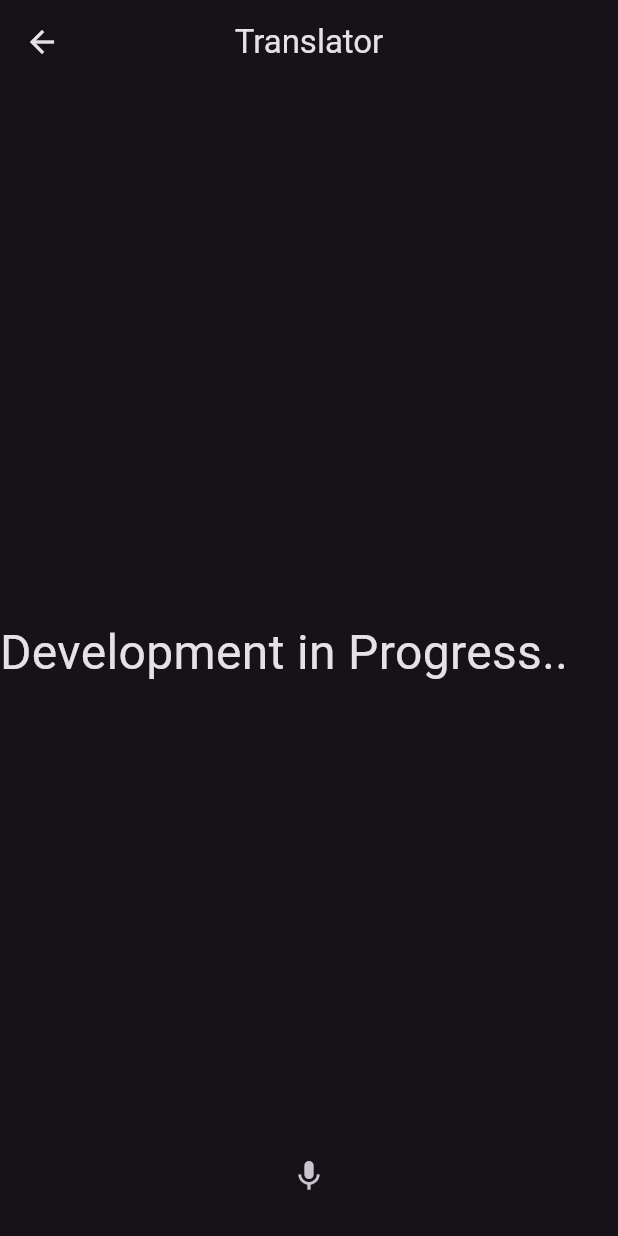
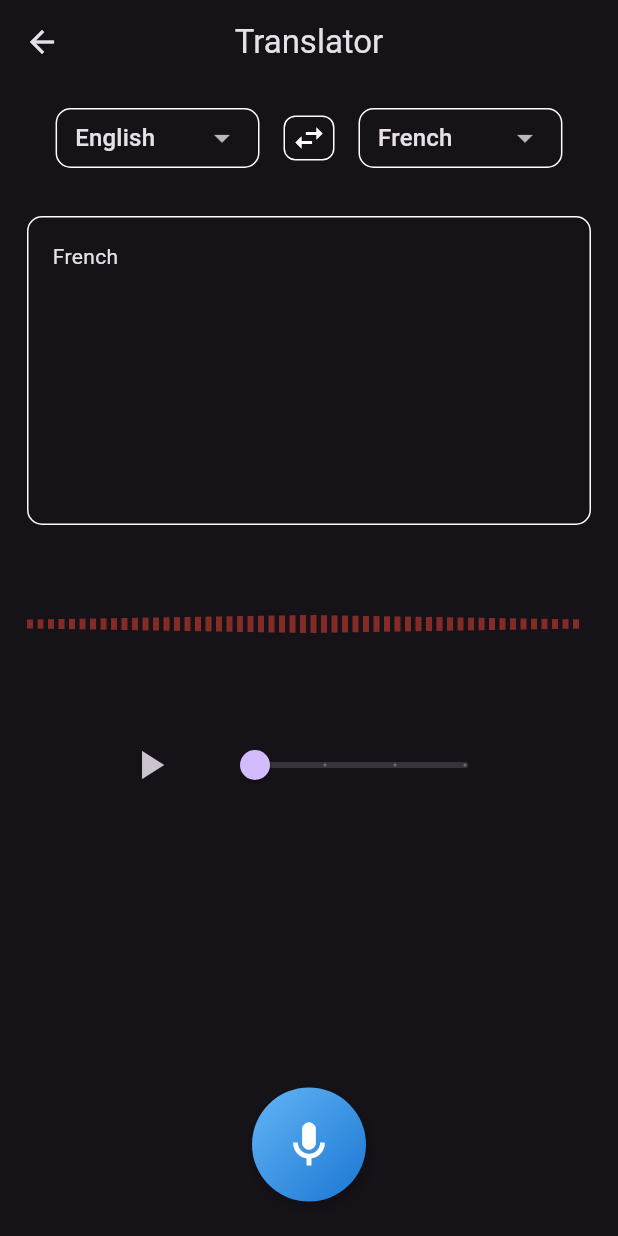
Before and after one commit to Michael-Ogundipe/gemilingo, a Flutter app: the screen it shows after launch, after a tap on "Conversation Translation", on a phone screen of 412 x 824 dp. Run offline on Flutter 3.47's test engine with Material 3 defaults, Android fonts, the light colour scheme and no system bars; our stand-ins replace flutter_dotenv, flutter_tts, google_generative_ai, permission_handler; missing offline and left inert: flutter_sound, flutter_sound_platform_interface.

Commit message:
proof of concept is work..

```diff
--- a/lib/conversation_translation_page.dart
+++ b/lib/conversation_translation_page.dart
@@ -1,31 +1,200 @@
 import 'package:flutter/material.dart';
+import 'package:flutter_tts/flutter_tts.dart';
 
-class ConversationTranslationPage extends StatelessWidget {
+import 'widgets/bar_waveform_painter.dart';
+import 'widgets/language_switcher.dart';
+import 'widgets/microphone.dart';
+import 'widgets/translation_field.dart';
+
+class ConversationTranslationPage extends StatefulWidget {
   const ConversationTranslationPage({super.key});
 
   @override
+  State<ConversationTranslationPage> createState() =>
+      _ConversationTranslationPageState();
+}
+
+class _ConversationTranslationPageState
+    extends State<ConversationTranslationPage> with SingleTickerProviderStateMixin {
+  late FlutterTts flutterTts;
+  late AnimationController _controller;
+  final _inputController = TextEditingController();
+  final _translatedController = TextEditingController();
+  final textToSpeech = FlutterTts();
+
+  String _selectedLanguage = 'English';
+  String _translatedLanguage = 'French';
+  bool isRecording = false;
+  bool isPlaying = false;
+  bool isTranslating = false;
+  double speed = 0.5;
+
+
+  void _handleSelectedLanguageChange(String newLanguage) {
+    setState(() {
+      _selectedLanguage = newLanguage;
+    });
+  }
+
+  void _handleTranslatedLanguageChange(String newLanguage) {
+    setState(() {
+      _translatedLanguage = newLanguage;
+    });
+  }
+
+  @override
+  void initState() {
+    super.initState();
+    _initializeTts();
+    _controller = AnimationController(
+      duration: const Duration(seconds: 2),
+      vsync: this,
+    )..repeat();
+  }
+
+  Future<void> _initializeTts() async {
+    flutterTts = FlutterTts();
+    await flutterTts.setLanguage("fr-FR");
+    await flutterTts.setSpeechRate(speed);
+    await flutterTts.setVolume(1.0);
+    await flutterTts.setPitch(1.0);
+
+    flutterTts.setCompletionHandler(() {
+      setState(() {
+        isPlaying = false;
+      });
+      _controller.stop();
+    });
+  }
+
+  Future<void> _speak() async {
+    if (isPlaying) {
+      await flutterTts.stop();
+      setState(() {
+        isPlaying = false;
+      });
+      _controller.stop();
+    } else {
+      setState(() {
+        isPlaying = true;
+      });
+      _controller.repeat();
+      final log = "Parfois, je me demande si le destin nous guide vraiment ou si nous ne faisons que suivre un chemin tracé par nos propres choix. Quoi qu'il en soit, je suis prêt à affronter ce qui m'attend.";
+      await flutterTts.speak(log);
+    }
+  }
+
+  @override
+  void dispose() {
+    flutterTts.stop();
+    _controller.dispose();
+    super.dispose();
+  }
+
+  @override
   Widget build(BuildContext context) {
+
     return Scaffold(
       appBar: AppBar(
         centerTitle: true,
-        title: const Text('Translator'),
+        title: Text(
+          isRecording ? 'Listening...' : 'Translator',
+        ),
       ),
       floatingActionButtonLocation: FloatingActionButtonLocation.centerFloat,
-      floatingActionButton: IconButton(
-        onPressed: () {},
-        icon: Icon(Icons.mic),
+      floatingActionButton: SizedBox(
+        width: 90,
+        height: 90,
+        child: Microphone(
+          icon: isRecording ? Icons.stop : Icons.mic_outlined,
+          isRecording: isRecording,
+          onPressed: () async {
+            setState(() {
+              isRecording = !isRecording;
+            });
+
+            if (isRecording) {
+              // if (_translatedController.text.isNotEmpty) {
+              //   _translatedController.clear();
+              // }
+              //recordAudio();
+            } else {
+              // stopAndTranslate(_translatedLanguage);
+            }
+          },
+        ),
       ),
-      body: const Column(
-        crossAxisAlignment: CrossAxisAlignment.center,
-        mainAxisAlignment: MainAxisAlignment.center,
-        children: [
-          Text(
-            'Development in Progress..',
-            textAlign: TextAlign.center,
-            style: TextStyle(fontSize: 32),
-          ),
-          SizedBox(height: 10),
-        ],
+      body: Padding(
+        padding: const EdgeInsets.symmetric(horizontal: 18.0),
+        child: Column(
+          crossAxisAlignment: CrossAxisAlignment.center,
+          mainAxisAlignment: MainAxisAlignment.start,
+          children: [
+            const SizedBox(height: 16),
+            LanguageSwitcher(
+              inputController: _inputController,
+              translateText: (string) {},
+              selectedLanguage: _selectedLanguage,
+              translatedLanguage: _translatedLanguage,
+              onSelectedLanguageChanged: _handleSelectedLanguageChange,
+              onTranslatedLanguageChanged: _handleTranslatedLanguageChange,
+            ),
+            const SizedBox(height: 16),
+            TranslationField(
+              label: _translatedLanguage,
+              controller: _translatedController,
+              readOnly: true,
+            ),
+            // radio waves to play audio
+            // Radio wave animation
+            SizedBox(
+              height: 100,
+              child: AnimatedBuilder(
+                animation: _controller,
+                builder: (context, child) {
+                  return CustomPaint(
+                    size: const Size(double.infinity, 100),
+                    // painter: RadioWavePainter(
+                    //   animation: _controller.value,
+                    //   isPlaying: isPlaying,
+                    // ),
+                    painter: BarWaveformPainter(
+                      animation: _controller.value,
+                      isPlaying: isPlaying,
+                      waveColor: Colors.red,
+                    ),
+                  );
+                },
+              ),
+            ),
+            const SizedBox(height: 20),
+            // Controls
+            Row(
+              mainAxisAlignment: MainAxisAlignment.center,
+              children: [
+                IconButton(
+                  icon: Icon(isPlaying ? Icons.stop : Icons.play_arrow),
+                  iconSize: 32,
+                  onPressed: _speak,
+                ),
+                const SizedBox(width: 20),
+                Slider(
+                  value: speed,
+                  min: 0.5,
+                  max: 2.0,
+                  divisions: 3,
+                  label: 'Speed: ${speed.toStringAsFixed(1)}x',
+                  onChanged: (value) async {
+                    setState(() {
+                      speed = value;
+                    });
+                    await flutterTts.setSpeechRate(speed);
+                  },
+                ),
+              ],
+            ),
+          ],
+        ),
       ),
     );
   }
--- /dev/null
+++ b/lib/widgets/bar_waveform_painter.dart
@@ -0,0 +1,60 @@
+import 'dart:math';
+
+import 'package:flutter/material.dart';
+
+class BarWaveformPainter extends CustomPainter {
+  final double animation;
+  final bool isPlaying;
+  final Color waveColor;
+
+  BarWaveformPainter({
+    required this.animation,
+    required this.isPlaying,
+    this.waveColor = Colors.red,
+  });
+
+  @override
+  void paint(Canvas canvas, Size size) {
+    final paint = Paint()
+      ..color = waveColor.withOpacity(isPlaying ? 0.8 : 0.5)
+      ..style = PaintingStyle.fill;
+
+    final centerY = size.height / 2;
+    final barWidth = 4.0;
+    final spacing = 3.0;
+    final totalBars = (size.width / (barWidth + spacing)).floor();
+
+    for (var i = 0; i < totalBars; i++) {
+      // Generate heights using sine waves with different frequencies
+      final progress = (i / totalBars) + animation;
+      final heightMultiplier = 0.8 - (0.4 * (i / totalBars - 0.5).abs() * 2);
+
+      // Combine multiple sine waves for more natural movement
+      final height = isPlaying
+          ? size.height * 0.4 * heightMultiplier * (
+          0.6 * sin(progress * 2 * pi) +
+              0.3 * sin(progress * 4 * pi + 0.4) +
+              0.1 * sin(progress * 8 * pi + 0.8)
+      ).abs()
+          : size.height * 0.15 * heightMultiplier;
+
+      // Draw the bar
+      final x = i * (barWidth + spacing);
+      final rect = Rect.fromLTRB(
+        x,
+        centerY - height / 2,
+        x + barWidth,
+        centerY + height / 2,
+      );
+
+      canvas.drawRect(rect, paint);
+    }
+  }
+
+  @override
+  bool shouldRepaint(BarWaveformPainter oldDelegate) {
+    return oldDelegate.animation != animation ||
+        oldDelegate.isPlaying != isPlaying ||
+        oldDelegate.waveColor != waveColor;
+  }
+}
--- a/lib/widgets/microphone.dart
+++ b/lib/widgets/microphone.dart
@@ -54,18 +54,40 @@ class _MicrophoneState extends State<Microphone>
             children: [
               if (widget.isRecording) ...[
                 Blob(
-                    color: const Color(0xff0092ff), rotation: _animation.value),
+                  color: const Color(0xff0092ff),
+                  scale: 1,
+                  rotation: _animation.value,
+                ),
                 Blob(
                     color: const Color(0xff4ac7b7),
+                    scale: 1,
                     rotation: _animation.value * 2 - 30),
                 Blob(
                     color: const Color(0xffa4a6f6),
+                    scale: 0.9,
                     rotation: _animation.value * 3 - 45),
               ],
               Container(
                 padding: const EdgeInsets.all(20.0),
-                decoration: const BoxDecoration(
-                    shape: BoxShape.circle, color: Color(0XFF5CABC0)),
+                decoration: BoxDecoration(
+                  shape: BoxShape.circle,
+                  color: const Color(0XFF5CABC0),
+                  gradient: LinearGradient(
+                    colors: [
+                      Colors.blue.shade300, // Light blue
+                      Colors.blue.shade700, // Dark blue
+                    ],
+                    begin: Alignment.topLeft,
+                    end: Alignment.bottomRight,
+                  ),
+                  boxShadow: [
+                    BoxShadow(
+                      color: Colors.black.withOpacity(0.2),
+                      blurRadius: 8,
+                      offset: const Offset(2, 4),
+                    ),
+                  ],
+                ),
                 child: InkWell(
                   onTap: widget.onPressed,
                   child: Icon(
--- a/pubspec.yaml
+++ b/pubspec.yaml
@@ -40,6 +40,7 @@ dependencies:
   flutter_markdown: ^0.6.20
   flutter_sound: ^9.19.1
   permission_handler: ^11.3.1
+  flutter_tts: ^4.2.2
 
 dev_dependencies:
   flutter_test:
```
Also changed, not shown: lib/text_to_speech.dart (added, +382 -0 lines), lib/widgets/blob.dart (+6 -1 lines), 7 other files.
